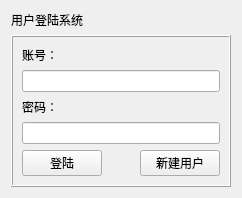
Old version of the form ui/loginwidget.ui in the repository niuyuxin/monitorServer.
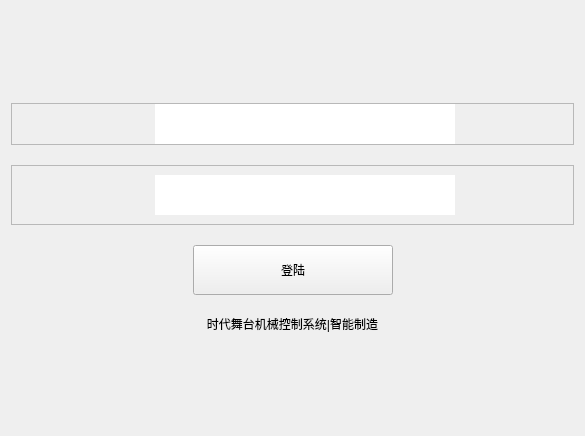
New version of the form.

Commit message: add picture for login widget

Diff of the .ui file:
```diff
--- a/ui/loginwidget.ui
+++ b/ui/loginwidget.ui
@@ -6,51 +6,59 @@
    <rect>
     <x>0</x>
     <y>0</y>
-    <width>242</width>
-    <height>169</height>
+    <width>585</width>
+    <height>436</height>
    </rect>
   </property>
   <property name="windowTitle">
    <string>Form</string>
   </property>
   <layout class="QVBoxLayout" name="verticalLayout">
+   <property name="spacing">
+    <number>20</number>
+   </property>
    <item>
-    <widget class="QLabel" name="label">
-     <property name="sizePolicy">
-      <sizepolicy hsizetype="Preferred" vsizetype="Fixed">
-       <horstretch>0</horstretch>
-       <verstretch>0</verstretch>
-      </sizepolicy>
+    <spacer name="verticalSpacer">
+     <property name="orientation">
+      <enum>Qt::Vertical</enum>
      </property>
-     <property name="text">
-      <string>用户登陆系统</string>
+     <property name="sizeHint" stdset="0">
+      <size>
+       <width>20</width>
+       <height>40</height>
+      </size>
      </property>
-    </widget>
+    </spacer>
    </item>
    <item>
     <widget class="QFrame" name="frame">
      <property name="frameShape">
-      <enum>QFrame::Box</enum>
+      <enum>QFrame::StyledPanel</enum>
      </property>
      <property name="frameShadow">
       <enum>QFrame::Raised</enum>
      </property>
-     <layout class="QGridLayout" name="gridLayout">
-      <item row="0" column="0">
-       <widget class="QLabel" name="label_2">
-        <property name="sizePolicy">
-         <sizepolicy hsizetype="Preferred" vsizetype="Fixed">
-          <horstretch>0</horstretch>
-          <verstretch>0</verstretch>
-         </sizepolicy>
-        </property>
-        <property name="text">
-         <string>账号：</string>
-        </property>
-       </widget>
-      </item>
-      <item row="4" column="1">
-       <spacer name="horizontalSpacer">
+     <layout class="QHBoxLayout" name="horizontalLayout">
+      <property name="spacing">
+       <number>0</number>
+      </property>
+      <property name="sizeConstraint">
+       <enum>QLayout::SetDefaultConstraint</enum>
+      </property>
+      <property name="leftMargin">
+       <number>0</number>
+      </property>
+      <property name="topMargin">
+       <number>0</number>
+      </property>
+      <property name="rightMargin">
+       <number>0</number>
+      </property>
+      <property name="bottomMargin">
+       <number>0</number>
+      </property>
+      <item>
+       <spacer name="horizontalSpacer_3">
         <property name="orientation">
          <enum>Qt::Horizontal</enum>
         </property>
@@ -62,52 +70,226 @@
         </property>
        </spacer>
       </item>
-      <item row="4" column="0">
-       <widget class="QPushButton" name="loginPushButton">
+      <item>
+       <widget class="QLabel" name="accountLabel">
         <property name="sizePolicy">
-         <sizepolicy hsizetype="Minimum" vsizetype="Preferred">
+         <sizepolicy hsizetype="Fixed" vsizetype="Fixed">
           <horstretch>0</horstretch>
           <verstretch>0</verstretch>
          </sizepolicy>
         </property>
+        <property name="minimumSize">
+         <size>
+          <width>0</width>
+          <height>40</height>
+         </size>
+        </property>
         <property name="text">
-         <string>登陆</string>
+         <string>       </string>
         </property>
        </widget>
       </item>
-      <item row="2" column="0">
-       <widget class="QLabel" name="label_3">
+      <item>
+       <widget class="QLineEdit" name="accountLineEdit">
         <property name="sizePolicy">
          <sizepolicy hsizetype="Preferred" vsizetype="Fixed">
           <horstretch>0</horstretch>
           <verstretch>0</verstretch>
          </sizepolicy>
         </property>
-        <property name="text">
-         <string>密码：</string>
+        <property name="minimumSize">
+         <size>
+          <width>300</width>
+          <height>40</height>
+         </size>
         </property>
+        <property name="maximumSize">
+         <size>
+          <width>600</width>
+          <height>16777215</height>
+         </size>
+        </property>
+        <property name="frame">
+         <bool>false</bool>
+        </property>
        </widget>
       </item>
-      <item row="4" column="2">
-       <widget class="QPushButton" name="newUerPushButton">
+      <item>
+       <spacer name="horizontalSpacer_4">
+        <property name="orientation">
+         <enum>Qt::Horizontal</enum>
+        </property>
+        <property name="sizeHint" stdset="0">
+         <size>
+          <width>40</width>
+          <height>20</height>
+         </size>
+        </property>
+       </spacer>
+      </item>
+     </layout>
+    </widget>
+   </item>
+   <item>
+    <widget class="QFrame" name="frame_3">
+     <property name="frameShape">
+      <enum>QFrame::StyledPanel</enum>
+     </property>
+     <property name="frameShadow">
+      <enum>QFrame::Raised</enum>
+     </property>
+     <layout class="QHBoxLayout" name="horizontalLayout_2">
+      <property name="spacing">
+       <number>0</number>
+      </property>
+      <item>
+       <spacer name="horizontalSpacer_5">
+        <property name="orientation">
+         <enum>Qt::Horizontal</enum>
+        </property>
+        <property name="sizeHint" stdset="0">
+         <size>
+          <width>40</width>
+          <height>20</height>
+         </size>
+        </property>
+       </spacer>
+      </item>
+      <item>
+       <widget class="QLabel" name="passwdLabel">
+        <property name="sizePolicy">
+         <sizepolicy hsizetype="Preferred" vsizetype="Fixed">
+          <horstretch>0</horstretch>
+          <verstretch>0</verstretch>
+         </sizepolicy>
+        </property>
+        <property name="minimumSize">
+         <size>
+          <width>0</width>
+          <height>40</height>
+         </size>
+        </property>
         <property name="text">
-         <string>新建用户</string>
+         <string>       </string>
         </property>
        </widget>
       </item>
-      <item row="3" column="0" colspan="3">
+      <item>
        <widget class="QLineEdit" name="passwordLineEdit">
+        <property name="minimumSize">
+         <size>
+          <width>300</width>
+          <height>40</height>
+         </size>
+        </property>
+        <property name="maximumSize">
+         <size>
+          <width>300</width>
+          <height>16777215</height>
+         </size>
+        </property>
+        <property name="frame">
+         <bool>false</bool>
+        </property>
         <property name="echoMode">
          <enum>QLineEdit::Password</enum>
         </property>
        </widget>
       </item>
-      <item row="1" column="0" colspan="3">
-       <widget class="QLineEdit" name="accountLineEdit"/>
+      <item>
+       <spacer name="horizontalSpacer_6">
+        <property name="orientation">
+         <enum>Qt::Horizontal</enum>
+        </property>
+        <property name="sizeHint" stdset="0">
+         <size>
+          <width>40</width>
+          <height>20</height>
+         </size>
+        </property>
+       </spacer>
       </item>
      </layout>
     </widget>
    </item>
+   <item>
+    <layout class="QHBoxLayout" name="horizontalLayout_3">
+     <item>
+      <spacer name="horizontalSpacer">
+       <property name="orientation">
+        <enum>Qt::Horizontal</enum>
+       </property>
+       <property name="sizeHint" stdset="0">
+        <size>
+         <width>40</width>
+         <height>20</height>
+        </size>
+       </property>
+      </spacer>
+     </item>
+     <item>
+      <widget class="QPushButton" name="loginPushButton">
+       <property name="sizePolicy">
+        <sizepolicy hsizetype="Fixed" vsizetype="Fixed">
+         <horstretch>0</horstretch>
+         <verstretch>0</verstretch>
+        </sizepolicy>
+       </property>
+       <property name="minimumSize">
+        <size>
+         <width>200</width>
+         <height>50</height>
+        </size>
+       </property>
+       <property name="text">
+        <string>登陆</string>
+       </property>
+      </widget>
+     </item>
+     <item>
+      <spacer name="horizontalSpacer_2">
+       <property name="orientation">
+        <enum>Qt::Horizontal</enum>
+       </property>
+       <property name="sizeHint" stdset="0">
+        <size>
+         <width>40</width>
+         <height>20</height>
+        </size>
+       </property>
+      </spacer>
+     </item>
+    </layout>
+   </item>
+   <item>
+    <widget class="QLabel" name="label">
+     <property name="sizePolicy">
+      <sizepolicy hsizetype="Preferred" vsizetype="Fixed">
+       <horstretch>0</horstretch>
+       <verstretch>0</verstretch>
+      </sizepolicy>
+     </property>
+     <property name="text">
+      <string>时代舞台机械控制系统|智能制造</string>
+     </property>
+     <property name="alignment">
+      <set>Qt::AlignCenter</set>
+     </property>
+    </widget>
+   </item>
+   <item>
+    <spacer name="verticalSpacer_2">
+     <property name="orientation">
+      <enum>Qt::Vertical</enum>
+     </property>
+     <property name="sizeHint" stdset="0">
+      <size>
+       <width>20</width>
+       <height>40</height>
+      </size>
+     </property>
+    </spacer>
+   </item>
   </layout>
  </widget>
  <tabstops>
```
Left out of the diff: 2 changed lines with no effect on the pictures. The commit also changes 17 other files.
